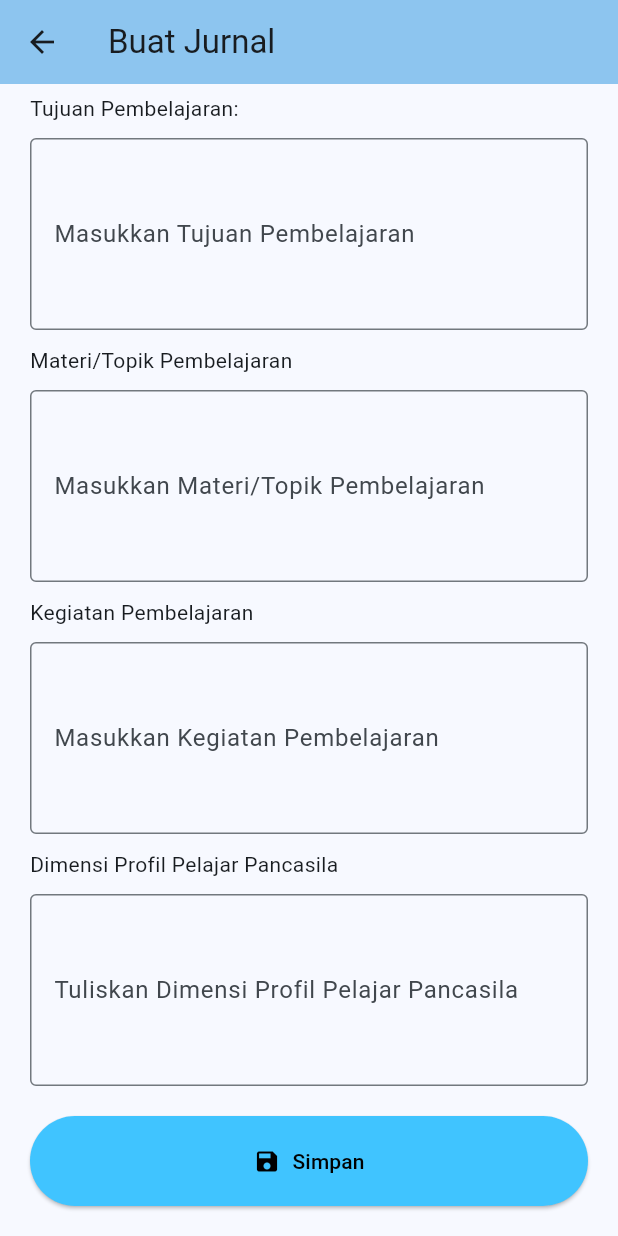
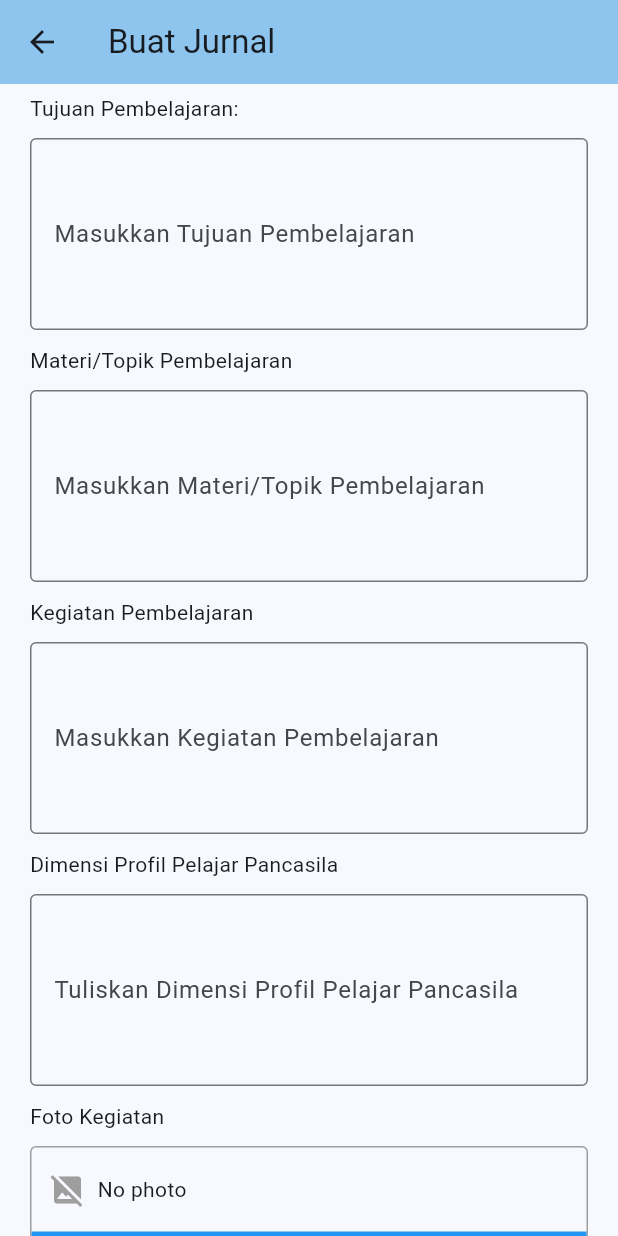
Before and after one commit to alvnz11/mydj, a Flutter app: the BuatJurnalPage screen opened directly, scrolled down 302 dp, on a phone screen of 412 x 824 dp. Run offline on Flutter 3.47's test engine with Material 3 defaults, Android fonts, the phone set to English and light mode, and no system bars; our stand-ins replace image_picker, shared_preferences, video_player; accounts and stored records are empty.

Commit message:
add: media on buat jurnal

```diff
--- a/lib/components/media_selector.dart
+++ b/lib/components/media_selector.dart
@@ -1,4 +1,7 @@
+import 'dart:io';
 import 'package:flutter/material.dart';
+import 'package:image_picker/image_picker.dart';
+import 'package:mydj/components/video_preview.dart';
 
 enum MediaType{
   photo,
@@ -22,24 +25,130 @@ class _MediaSelectorState extends State<MediaSelector> {
   Widget build(BuildContext context) {
     return Column(
       children: [
-
+        Container(
+          decoration: BoxDecoration(
+            border: Border.all(color: Colors.grey),
+            borderRadius: BorderRadius.circular(4),
+          ),
+          child: Column(
+            children: [
+              Container(
+                padding: const EdgeInsets.symmetric(horizontal: 12),
+                child: _mediaPlaceholder(),
+              ),
+              Container(
+                padding: const EdgeInsets.fromLTRB(8, 0, 8, 0),
+                color: Colors.blue,
+                child: Row(
+                  children: [
+                    Expanded(
+                      child: FilledButton(
+                        onPressed: () {
+                          _selectFromCamera();
+                        },
+                        child: Icon(Icons.photo_camera),
+                      ),
+                    ),
+                    SizedBox(width: 8),
+                    Expanded(
+                      child: FilledButton(
+                        onPressed: () {
+                          _selectFromGalery();
+                        },
+                        child: Icon(Icons.photo_library),
+                      ),
+                    ),
+                    SizedBox(width: 8),
+                    Expanded(
+                      child: FilledButton(
+                        onPressed: () {
+                          _deleteSelected();
+                        },
+                        child: Icon(Icons.delete),
+                      ),
+                    ),
+                    SizedBox(width: 8),
+                  ],
+                ),
+              ),
+            ],
+          ),
+        ),
       ],
     );
   }
 
-  // Widget _mediaPlaceholder() {
-  //   Icon icon;
-  //   String caption = '';
-  //   Widget placeholderWidget;
+  Widget _mediaPlaceholder() {
+    Icon icon;
+    String caption = '';
+    Widget placeholderWidget;
 
-  //   if(widget.mediaType == MediaType.photo) {
-  //     icon = Icon(Icons.image_not_supported, color: Colors.grey);
-  //     caption = 'No photo';
-  //     placeholderWidget = Image.file(
-  //       File(_mediaPath),
-  //       width: double.infinity,
-  //       fit: BoxFit.fitWidth,
-  //     );
-  //   }
-  // }
+    if(widget.mediaType == MediaType.photo) {
+      icon = Icon(Icons.image_not_supported, color: Colors.grey);
+      caption = 'No photo';
+      placeholderWidget = Image.file(
+        File(_mediaPath),
+        width: double.infinity,
+        fit: BoxFit.fitWidth,
+      );
+    } else {
+      icon = Icon(Icons.videocam_off, color: Colors.grey);
+      caption = 'No video';
+      placeholderWidget = VideoPreview(path: _mediaPath);
+    }
+
+    if (_mediaPath.isEmpty) {
+      return SizedBox(
+        height: 56,
+        child: Row(
+          children: [
+            icon,
+            SizedBox(width: 8),
+            Text(caption)
+          ],
+        ),
+      );
+    } else {
+      return SizedBox(
+        width: double.infinity,
+        child: placeholderWidget,
+      );
+    }
+  }
+
+  Future<XFile?> _retrieveMedia(ImageSource source) async {
+    final picker = ImagePicker();
+    XFile? media;
+
+    if(widget.mediaType == MediaType.photo) {
+      media = await picker.pickImage(source: source);
+    } else {
+      media = await picker.pickVideo(source: source);
+    }
+    return media;
+  }
+
+  void _selectFromCamera() async {
+    XFile? media = await _retrieveMedia(ImageSource.camera);
+    if(media != null) {
+      setState(() {
+        _mediaPath = media.path;
+      });
+    }
+  }
+
+  void _selectFromGalery() async {
+    XFile? media = await _retrieveMedia(ImageSource.gallery);
+    if(media != null) {
+      setState(() {
+        _mediaPath = media.path;
+      });
+    }
+  }
+
+  void _deleteSelected() {
+    setState(() {
+      _mediaPath = '';
+    });
+  }
 }
--- a/lib/pages/buat_jurnal_page.dart
+++ b/lib/pages/buat_jurnal_page.dart
@@ -1,4 +1,5 @@
 import 'package:flutter/material.dart';
+import 'package:mydj/components/media_selector.dart';
 import 'package:mydj/data/data_provider.dart';
 import 'package:mydj/data/jurnal.dart';
 import 'package:provider/provider.dart';
@@ -162,6 +163,16 @@ class _BuatJurnalPageState extends State<BuatJurnalPage> {
               // Input dimensi profil pelajar pancasila
               _textArea('Dimensi Profil Pelajar Pancasila', 'Tuliskan Dimensi Profil Pelajar Pancasila', (text) {dimensiProfilPelajarPancasila = text;}),
 
+              SizedBox(height: 10),
+              Text('Foto Kegiatan'),
+              SizedBox(height: 10),
+              MediaSelector(),
+
+              SizedBox(height: 10),
+              Text('Video Kegiatan'),
+              SizedBox(height: 10),
+              MediaSelector(mediaType: MediaType.video),
+
               SizedBox(height: 20),
               SizedBox(
                 width: double.infinity,
```
Also changed, not shown: lib/components/video_preview.dart (added, +45 -0 lines), lib/pages/simple_home_page.dart (+17 -12 lines).
